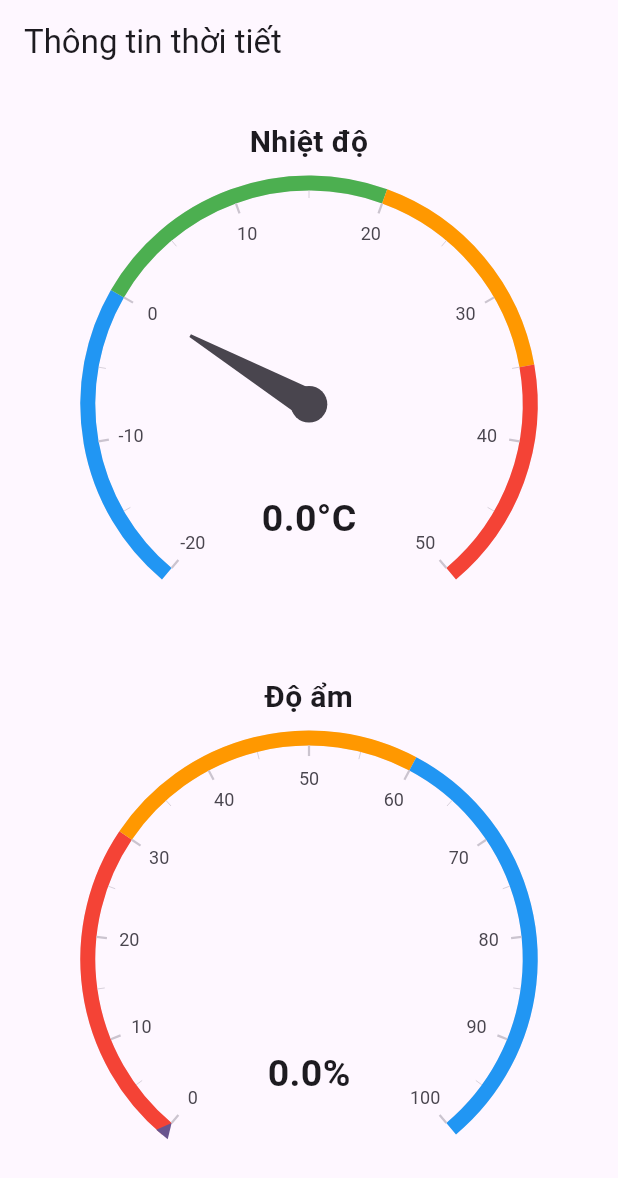
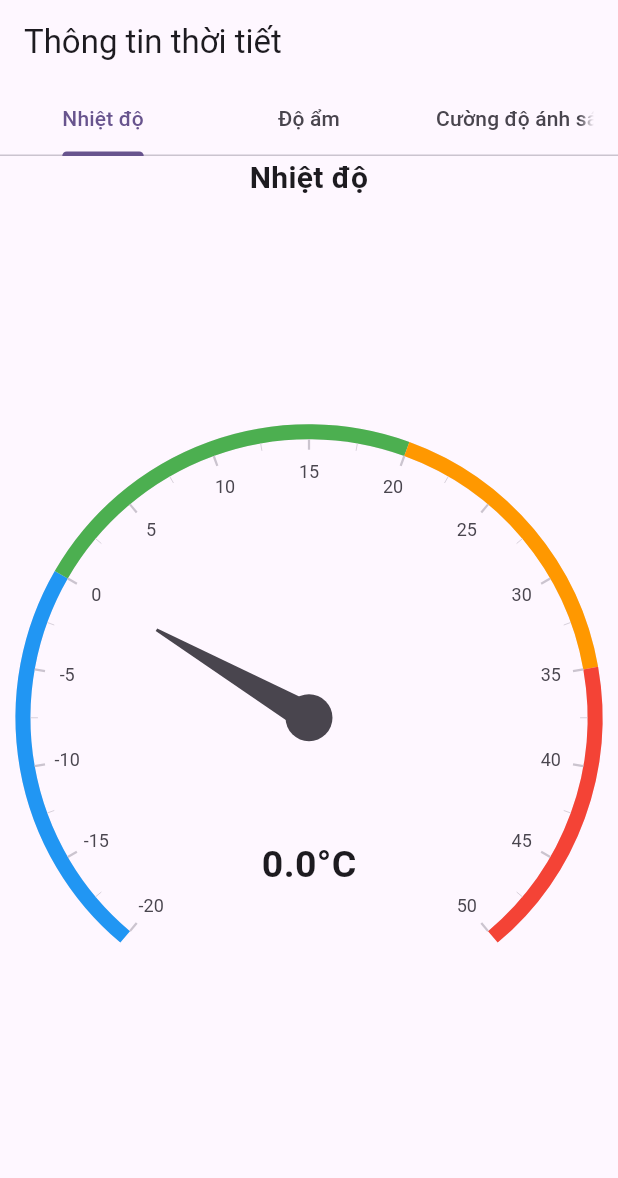
Before and after one commit to quan27102002/ktmm, a Flutter app: the screen it shows after launch, on a phone screen of 412 x 824 dp. Shown: the top 1178 px of the screen. Run offline on Flutter 3.47's test engine with Material 3 defaults, Android fonts, the phone set to English and light mode, and no system bars; drawn by our look-alikes of syncfusion_flutter_gauges; our stand-ins replace firebase_core, firebase_database; accounts and stored records are empty.

Commit message:
change tab

```diff
--- a/lib/main.dart
+++ b/lib/main.dart
@@ -24,7 +24,7 @@ class MyApp extends StatelessWidget {
         useMaterial3: true,
       ),
       debugShowCheckedModeBanner: false,
-      home: WeatherDashboard(),
+      home:const WeatherDashboard(),
     );
   }
 }
--- a/lib/weather.dart
+++ b/lib/weather.dart
@@ -3,19 +3,24 @@ import 'package:syncfusion_flutter_gauges/gauges.dart';
 import 'package:firebase_database/firebase_database.dart';
 
 class WeatherDashboard extends StatefulWidget {
-  const WeatherDashboard({
-    super.key,
-  });
+  const WeatherDashboard({super.key});
 
   @override
   State<WeatherDashboard> createState() => _WeatherDashboardState();
 }
 
-class _WeatherDashboardState extends State<WeatherDashboard> {
+class _WeatherDashboardState extends State<WeatherDashboard>
+    with SingleTickerProviderStateMixin {
+  late TabController _tabController;
+
   DatabaseReference temp = FirebaseDatabase.instance.ref('/user').child('temp');
   DatabaseReference humi = FirebaseDatabase.instance.ref('/user').child('humi');
+  DatabaseReference light = FirebaseDatabase.instance.ref('/user').child('lux');
+
   double temperature = 0;
   double humidity = 0;
+  double lux = 0;
+
   void _initData() {
     temp.onValue.listen((event) {
       var data = event.snapshot.value;
@@ -29,37 +34,55 @@ class _WeatherDashboardState extends State<WeatherDashboard> {
         humidity = double.parse(data.toString());
       });
     });
+    light.onValue.listen((event) {
+      var data = event.snapshot.value;
+      setState(() {
+        lux = double.parse(data.toString());
+      });
+    });
   }
 
   @override
   void initState() {
     _initData();
+    _tabController = TabController(length: 3, vsync: this);
     super.initState();
   }
 
   @override
+  void dispose() {
+    _tabController.dispose();
+    super.dispose();
+  }
+
+  @override
   Widget build(BuildContext context) {
-    return StreamBuilder<Object>(
-        stream: FirebaseDatabase.instance.ref().onValue,
-        builder: (context, snapshot) {
     return Scaffold(
       appBar: AppBar(
         title: const Text('Thông tin thời tiết'),
+        bottom: TabBar(
+          controller: _tabController,
+          tabs: const [
+            Tab(text: 'Nhiệt độ'),
+            Tab(text: 'Độ ẩm'),
+            Tab(text: 'Cường độ ánh sáng'),
+          ],
         ),
-            body: Column(
-              mainAxisAlignment: MainAxisAlignment.center,
+      ),
+      body: TabBarView(
+        controller: _tabController,
         children: [
           _buildTemperatureGauge(),
-                const SizedBox(height: 20),
           _buildHumidityGauge(),
+          _buildLightIntensityGauge(),
         ],
       ),
     );
-        });
   }
 
   Widget _buildTemperatureGauge() {
-    return SfRadialGauge(
+    return Center(
+      child: SfRadialGauge(
         title: const GaugeTitle(
           text: 'Nhiệt độ',
           textStyle: TextStyle(fontSize: 20, fontWeight: FontWeight.bold),
@@ -77,18 +100,21 @@ class _WeatherDashboardState extends State<WeatherDashboard> {
                 widget: Container(
                   child: Text(
                     '${temperature.toStringAsFixed(1)}°C',
-                  style: const TextStyle(fontSize: 25, fontWeight: FontWeight.bold),
+                    style: const TextStyle(
+                        fontSize: 25, fontWeight: FontWeight.bold),
                   ),
                 ),
                 angle: 90,
                 positionFactor: 0.5)
           ])
         ],
+      ),
     );
   }
 
   Widget _buildHumidityGauge() {
-    return SfRadialGauge(
+    return Center(
+      child: SfRadialGauge(
         title: const GaugeTitle(
           text: 'Độ ẩm',
           textStyle: TextStyle(fontSize: 20, fontWeight: FontWeight.bold),
@@ -112,13 +138,46 @@ class _WeatherDashboardState extends State<WeatherDashboard> {
                 widget: Container(
                   child: Text(
                     '${humidity.toStringAsFixed(1)}%',
-                  style: const TextStyle(fontSize: 25, fontWeight: FontWeight.bold),
+                    style: const TextStyle(
+                        fontSize: 25, fontWeight: FontWeight.bold),
                   ),
                 ),
                 angle: 90,
                 positionFactor: 0.5)
           ])
         ],
+      ),
+    );
+  }
+
+  Widget _buildLightIntensityGauge() {
+    return Center(
+      child: SfRadialGauge(
+        title: const GaugeTitle(
+          text: 'Cường độ ánh sáng',
+          textStyle: TextStyle(fontSize: 20, fontWeight: FontWeight.bold),
+        ),
+        axes: <RadialAxis>[
+          RadialAxis(minimum: 0, maximum: 1000, ranges: <GaugeRange>[
+            GaugeRange(startValue: 0, endValue: 300, color: Colors.red),
+            GaugeRange(startValue: 300, endValue: 600, color: Colors.orange),
+            GaugeRange(startValue: 600, endValue: 1000, color: Colors.yellow),
+          ], pointers: <GaugePointer>[
+            NeedlePointer(value: lux),
+          ], annotations: <GaugeAnnotation>[
+            GaugeAnnotation(
+                widget: Container(
+                  child: Text(
+                    '${lux.toStringAsFixed(1)} lx',
+                    style: const TextStyle(
+                        fontSize: 25, fontWeight: FontWeight.bold),
+                  ),
+                ),
+                angle: 90,
+                positionFactor: 0.5)
+          ])
+        ],
+      ),
     );
   }
 }
```
Lines whose indentation alone changed are shown as unchanged.
